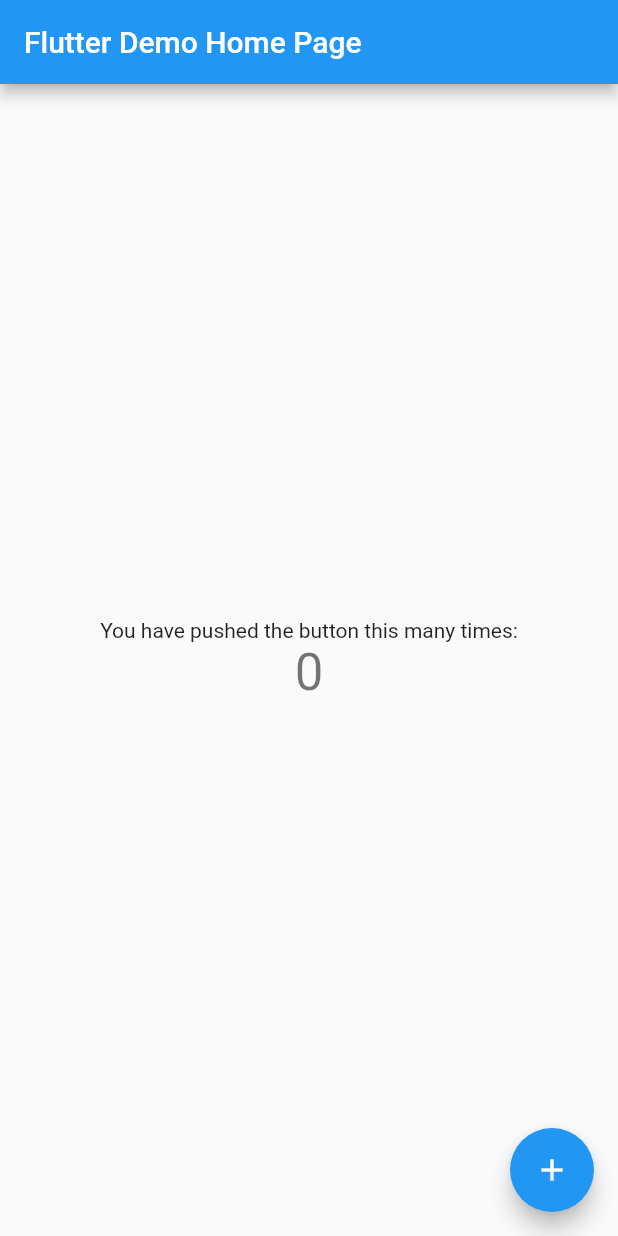
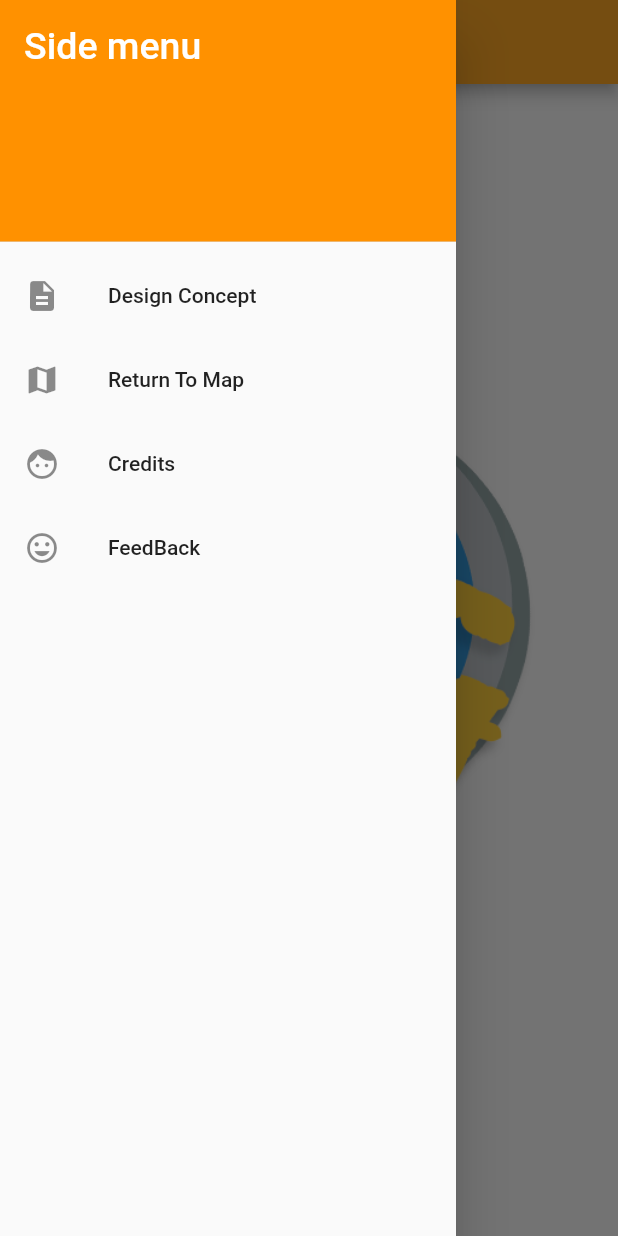
Before and after one commit to AnawatPaotthong/naviguider, a Flutter app: the screen it shows after launch, with the side drawer open (before the commit the screen has no drawer), on a phone screen of 412 x 824 dp. Run offline on Flutter 3.47's test engine with Material 2 defaults, Android fonts, the light colour scheme and no system bars.

Commit message:
add to app

```diff
--- a/naviguider/lib/main.dart
+++ b/naviguider/lib/main.dart
@@ -1,111 +1,13 @@
 import 'package:flutter/material.dart';
+import 'screen/logo.dart';
 
 void main() => runApp(MyApp());
+
 
 class MyApp extends StatelessWidget {
   // This widget is the root of your application.
   @override
   Widget build(BuildContext context) {
-    return MaterialApp(
-      title: 'Flutter Demo',
-      theme: ThemeData(
-        // This is the theme of your application.
-        //
-        // Try running your application with "flutter run". You'll see the
-        // application has a blue toolbar. Then, without quitting the app, try
-        // changing the primarySwatch below to Colors.green and then invoke
-        // "hot reload" (press "r" in the console where you ran "flutter run",
-        // or simply save your changes to "hot reload" in a Flutter IDE).
-        // Notice that the counter didn't reset back to zero; the application
-        // is not restarted.
-        primarySwatch: Colors.blue,
-      ),
-      home: MyHomePage(title: 'Flutter Demo Home Page'),
-    );
+    return MaterialApp(home: Logo(),);
   }
 }
-
-class MyHomePage extends StatefulWidget {
-  MyHomePage({Key key, this.title}) : super(key: key);
-
-  // This widget is the home page of your application. It is stateful, meaning
-  // that it has a State object (defined below) that contains fields that affect
-  // how it looks.
-
-  // This class is the configuration for the state. It holds the values (in this
-  // case the title) provided by the parent (in this case the App widget) and
-  // used by the build method of the State. Fields in a Widget subclass are
-  // always marked "final".
-
-  final String title;
-
-  @override
-  _MyHomePageState createState() => _MyHomePageState();
-}
-
-class _MyHomePageState extends State<MyHomePage> {
-  int _counter = 0;
-
-  void _incrementCounter() {
-    setState(() {
-      // This call to setState tells the Flutter framework that something has
-      // changed in this State, which causes it to rerun the build method below
-      // so that the display can reflect the updated values. If we changed
-      // _counter without calling setState(), then the build method would not be
-      // called again, and so nothing would appear to happen.
-      _counter++;
-    });
-  }
-
-  @override
-  Widget build(BuildContext context) {
-    // This method is rerun every time setState is called, for instance as done
-    // by the _incrementCounter method above.
-    //
-    // The Flutter framework has been optimized to make rerunning build methods
-    // fast, so that you can just rebuild anything that needs updating rather
-    // than having to individually change instances of widgets.
-    return Scaffold(
-      appBar: AppBar(
-        // Here we take the value from the MyHomePage object that was created by
-        // the App.build method, and use it to set our appbar title.
-        title: Text(widget.title),
-      ),
-      body: Center(
-        // Center is a layout widget. It takes a single child and positions it
-        // in the middle of the parent.
-        child: Column(
-          // Column is also a layout widget. It takes a list of children and
-          // arranges them vertically. By default, it sizes itself to fit its
-          // children horizontally, and tries to be as tall as its parent.
-          //
-          // Invoke "debug painting" (press "p" in the console, choose the
-          // "Toggle Debug Paint" action from the Flutter Inspector in Android
-          // Studio, or the "Toggle Debug Paint" command in Visual Studio Code)
-          // to see the wireframe for each widget.
-          //
-          // Column has various properties to control how it sizes itself and
-          // how it positions its children. Here we use mainAxisAlignment to
-          // center the children vertically; the main axis here is the vertical
-          // axis because Columns are vertical (the cross axis would be
-          // horizontal).
-          mainAxisAlignment: MainAxisAlignment.center,
-          children: <Widget>[
-            Text(
-              'You have pushed the button this many times:',
-            ),
-            Text(
-              '$_counter',
-              style: Theme.of(context).textTheme.headline4,
-            ),
-          ],
-        ),
-      ),
-      floatingActionButton: FloatingActionButton(
-        onPressed: _incrementCounter,
-        tooltip: 'Increment',
-        child: Icon(Icons.add),
-      ), // This trailing comma makes auto-formatting nicer for build methods.
-    );
-  }
-}
--- /dev/null
+++ b/naviguider/lib/screen/designConcept.dart
@@ -0,0 +1,31 @@
+import 'package:flutter/material.dart';
+
+
+class DesignConcept extends StatelessWidget {
+  @override
+  Widget build(BuildContext context) {
+    return MaterialApp(
+      title: 'Design Concept',
+      home: Scaffold(
+        appBar: AppBar(
+          automaticallyImplyLeading: true,
+          backgroundColor: Colors.orange.shade400,
+          title: Text('Design Concept'),
+          leading: IconButton(icon: Icon(Icons.arrow_back),
+            onPressed: () => Navigator.pop(context, false),),
+        ),
+        body: Center(
+          child: Column(
+            mainAxisAlignment: MainAxisAlignment.center,
+            children: <Widget>[
+              Image.asset('images/LXBuilding.jpg'),
+              Text('Lorem ipsum dolor sit amet, consectetur adipiscing elit. Donec rhoncus et purus et tincidunt. Vestibulum maximus lacus ut ante faucibus, non tempor justo elementum. Maecenas sodales ante nec sem luctus, sed iaculis lectus vestibulum. Praesent nisl dui, elementum a placerat sed, aliquam finibus metus. Aenean sollicitudin velit lacinia magna efficitur luctus. Donec at neque metus. Sed pulvinar sapien id facilisis sagittis. Nullam sed hendrerit nisl. Nam diam augue, finibus id feugiat ut, fermentum eget est. Ut in rutrum magna. Vivamus id ipsum vestibulum, sodales lacus vel, dignissim justo. Vivamus suscipit dolor eget interdum consectetur. Morbi eget tincidunt massa, quis tempor elit. Quisque scelerisque neque dui, ut tempor orci fermentum imperdiet. Interdum et malesuada fames ac ante ipsum primis in faucibus. In id ornare ligula.'),
+            ],
+          ),
+        ),
+      ),
+    );
+
+  }
+
+}
--- /dev/null
+++ b/naviguider/lib/screen/logo.dart
@@ -0,0 +1,77 @@
+import 'package:flutter/material.dart';
+import 'designConcept.dart';
+
+class Logo extends StatelessWidget {
+  @override
+  Widget build(BuildContext context) {
+    return MaterialApp(
+      title: 'NaviGuider',
+      home: Scaffold(
+        drawer: NavDrawer(),
+        appBar: AppBar(
+          backgroundColor: Colors.orange.shade400,
+          title: Text('NaviGuider'),
+        ),
+        body: Center(
+          child: Column(
+            mainAxisAlignment: MainAxisAlignment.center,
+            children: <Widget>[
+              Image.asset('images/logo.png'),
+              Button()
+            ],
+          ),
+        ),
+      ),
+    );
+  }
+
+  Widget Button(){
+    return OutlineButton(
+      onPressed: () => {},
+      textColor: Colors.deepOrange,
+      child: Text('Press this to show map'),
+    );
+  }
+
+}
+  class NavDrawer extends StatelessWidget {
+    @override
+    Widget build(BuildContext context) {
+      return Drawer(
+        child: ListView(
+          padding: EdgeInsets.zero,
+          children: <Widget>[
+            DrawerHeader(
+              child: Text(
+                'Side menu',
+                style: TextStyle(color: Colors.white, fontSize: 25),
+              ),
+              decoration: BoxDecoration(
+                    color: Colors.orangeAccent.shade400,
+                    ),
+            ),
+            ListTile(
+              leading: Icon(Icons.description),
+              title: Text('Design Concept'),
+              onTap: () => {Navigator.push(context, MaterialPageRoute(builder: (context) => DesignConcept()))},
+            ),
+            ListTile(
+              leading: Icon(Icons.map),
+              title: Text('Return To Map'),
+              onTap: () => {Navigator.of(context).pop()},
+            ),
+            ListTile(
+              leading: Icon(Icons.face),
+              title: Text('Credits'),
+              onTap: () => {Navigator.of(context).pop()},
+            ),
+            ListTile(
+              leading: Icon(Icons.insert_emoticon),
+              title: Text('FeedBack'),
+              onTap: () => {Navigator.of(context).pop()},
+            ),
+          ],
+        ),
+      );
+    }
+  }
```
Also changed, not shown: naviguider/pubspec.yaml (+4 -4 lines), naviguider/images/LXBuilding.jpg (added), naviguider/images/logo.png (added), 8 other files.
